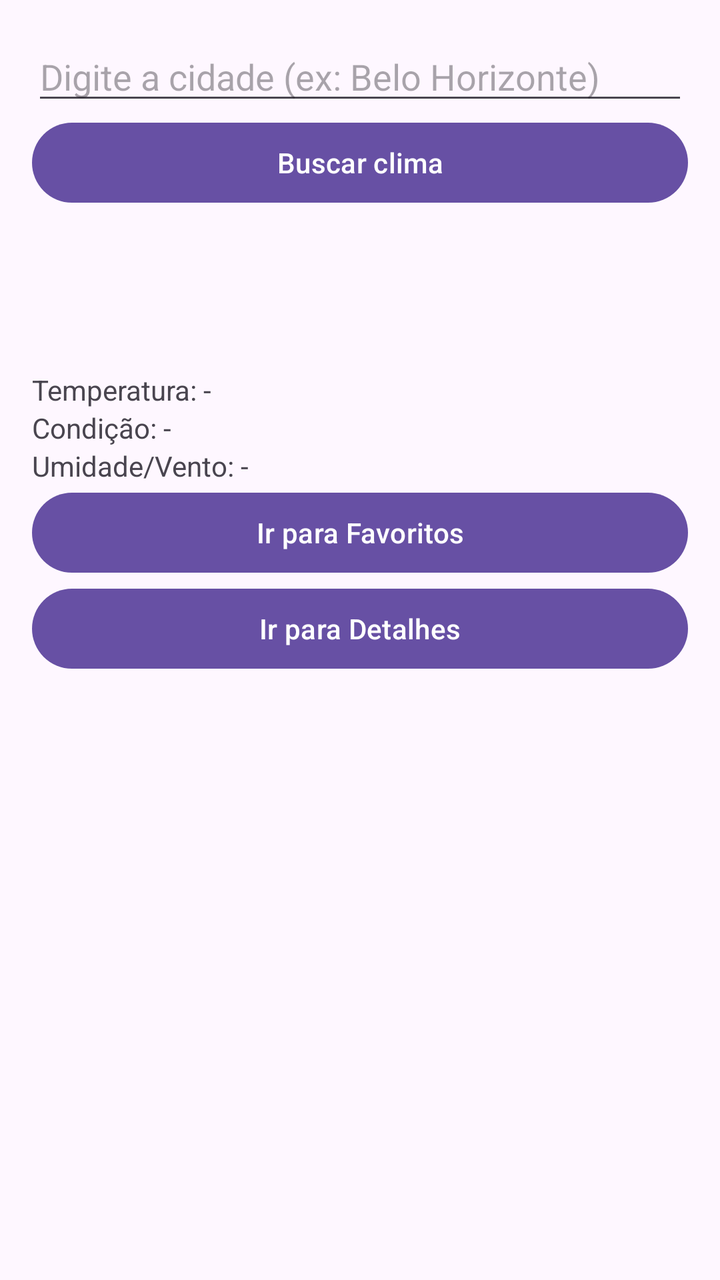
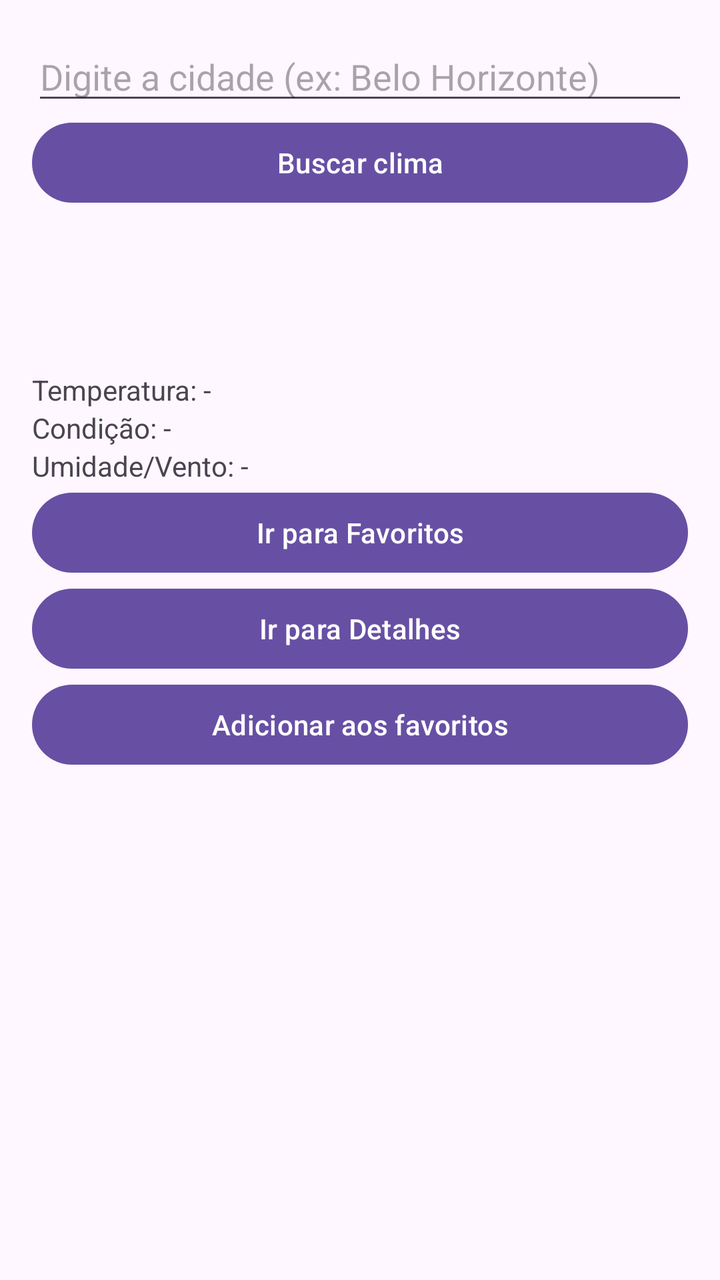

Compare the two renders of this Android layout. The source of the first and the diff that turns it into the second are given below.
<!-- AndroidManifest.xml: application theme Theme.WeatherHubAndroid -->
<!-- res/layout/activity_main.xml -->
<LinearLayout xmlns:android="http://schemas.android.com/apk/res/android"
    android:id="@+id/main"
    android:orientation="vertical"
    android:padding="16dp"
    android:layout_width="match_parent"
    android:layout_height="match_parent">

    <EditText
        android:id="@+id/etCidade"
        android:hint="Digite a cidade (ex: Belo Horizonte)"
        android:layout_width="match_parent"
        android:layout_height="wrap_content"/>

    <Button
        android:id="@+id/btnBuscarClima"
        android:text="Buscar clima"
        android:layout_width="match_parent"
        android:layout_height="wrap_content"/>

    <ImageView
        android:id="@+id/imgIconeClima"
        android:layout_width="80dp"
        android:layout_height="80dp"
        android:contentDescription="Ícone do clima"/>

    <TextView
        android:id="@+id/txtTemperatura"
        android:text="Temperatura: -"
        android:layout_width="match_parent"
        android:layout_height="wrap_content"/>

    <TextView
        android:id="@+id/txtCondicao"
        android:text="Condição: -"
        android:layout_width="match_parent"
        android:layout_height="wrap_content"/>

    <TextView
        android:id="@+id/txtExtras"
        android:text="Umidade/Vento: -"
        android:layout_width="match_parent"
        android:layout_height="wrap_content"/>

    <Button
        android:id="@+id/btnAbrirFavoritos"
        android:text="Ir para Favoritos"
        android:layout_width="match_parent"
        android:layout_height="wrap_content"/>

    <Button
        android:id="@+id/btnAbrirDetalhes"
        android:text="Ir para Detalhes"
        android:layout_width="match_parent"
        android:layout_height="wrap_content"/>
</LinearLayout>
<!-- resources referenced by this layout -->
<resources>
  <style name="Theme.WeatherHubAndroid" parent="Base.Theme.WeatherHubAndroid" />
  <style name="Base.Theme.WeatherHubAndroid" parent="Theme.Material3.DayNight.NoActionBar">
          
          
      </style>
</resources>

<!-- the commit's change to res/layout/activity_main.xml (unified diff, before → after) -->
@@ -52,4 +52,10 @@
         android:text="Ir para Detalhes"
         android:layout_width="match_parent"
         android:layout_height="wrap_content"/>
+
+    <Button
+        android:id="@+id/btnAdicionarFavoritoHome"
+        android:text="Adicionar aos favoritos"
+        android:layout_width="match_parent"
+        android:layout_height="wrap_content"/>
 </LinearLayout>
